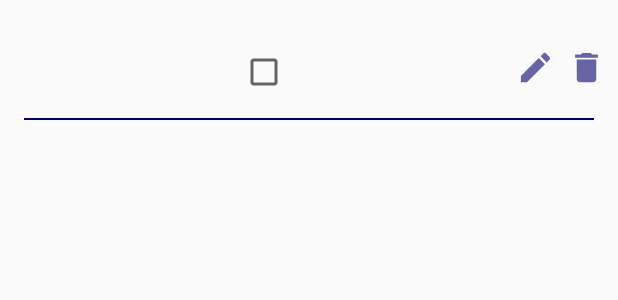
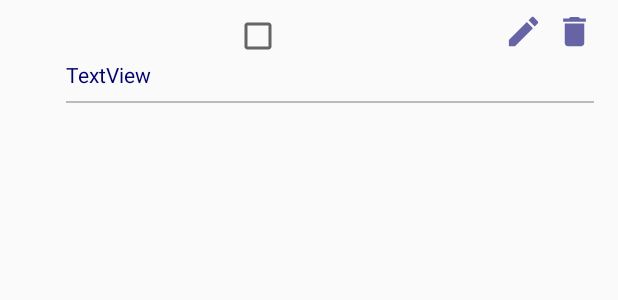
Before and after one commit to garciaguimeras/MiNauta, an Android app: the layout row_account.xml on its own in the app's theme, with its tools: preview values and no code run, on a phone screen of 412 x 824 dp. Shown: the top 300 px of the screen. Run offline under Robolectric (Android 15) with nearby library versions, the phone set to English and light mode, and no system bars.

Commit message:
Working on layout design

```diff
--- a/app/src/main/java/dev/blackcat/minauta/AppSetup.kt
+++ b/app/src/main/java/dev/blackcat/minauta/AppSetup.kt
@@ -5,7 +5,7 @@ import dev.blackcat.minauta.util.PreferencesStore
 
 class AppSetup(val context: Context) {
 
-    fun convertAccountsFrom_v1_6() {
+    fun migrateAccountsFrom_v1_6() {
         val preferencesStore = PreferencesStore(context)
         val oldAccount = preferencesStore.getOldAccountKeysAsStoredAccount()
         if (oldAccount != null) {
--- a/app/src/main/java/dev/blackcat/minauta/MiNautaApp.kt
+++ b/app/src/main/java/dev/blackcat/minauta/MiNautaApp.kt
@@ -8,7 +8,7 @@ class MiNautaApp : Application() {
         super.onCreate()
 
         val setup = AppSetup(applicationContext)
-        setup.convertAccountsFrom_v1_6()
+        setup.migrateAccountsFrom_v1_6()
     }
 
 }
--- a/app/src/main/res/layout/row_account.xml
+++ b/app/src/main/res/layout/row_account.xml
@@ -10,7 +10,7 @@
         android:id="@+id/removeImageView"
         android:layout_width="26dp"
         android:layout_height="26dp"
-        android:layout_marginEnd="8dp"
+        android:layout_marginEnd="16dp"
         android:src="@drawable/ic_action_remove"
         app:layout_constraintEnd_toEndOf="parent"
         app:layout_constraintTop_toTopOf="@+id/usernameCheckBox" />
@@ -28,28 +28,39 @@
         android:id="@+id/guideline5"
         android:layout_width="0dp"
         android:layout_height="1dp"
-        android:layout_marginStart="16dp"
+        android:layout_marginStart="44dp"
+        android:layout_marginTop="8dp"
         android:layout_marginEnd="16dp"
-        android:background="@color/nautaBlue"
+        android:layout_marginBottom="16dp"
+        android:background="@color/gray"
         android:orientation="horizontal"
         app:layout_constraintBottom_toBottomOf="parent"
         app:layout_constraintEnd_toEndOf="parent"
-        app:layout_constraintStart_toStartOf="parent" />
+        app:layout_constraintStart_toStartOf="parent"
+        app:layout_constraintTop_toBottomOf="@+id/accountTypeTextView" />
 
     <com.google.android.material.checkbox.MaterialCheckBox
         android:id="@+id/usernameCheckBox"
         android:layout_width="0dp"
         android:layout_height="wrap_content"
         android:layout_marginStart="16dp"
-        android:layout_marginTop="32dp"
+        android:layout_marginTop="8dp"
         android:layout_marginEnd="8dp"
-        android:layout_marginBottom="16dp"
         android:text=""
-        android:textSize="16sp"
         android:textColor="@color/nautaBlue"
-        app:layout_constraintBottom_toBottomOf="parent"
+        android:textSize="18sp"
+        android:textStyle="bold"
         app:layout_constraintEnd_toStartOf="@+id/editImageView"
         app:layout_constraintStart_toStartOf="parent"
         app:layout_constraintTop_toTopOf="parent" />
 
+    <TextView
+        android:id="@+id/accountTypeTextView"
+        android:layout_width="wrap_content"
+        android:layout_height="wrap_content"
+        android:layout_marginStart="44dp"
+        android:text="TextView"
+        app:layout_constraintStart_toStartOf="parent"
+        app:layout_constraintTop_toBottomOf="@+id/usernameCheckBox" />
+
 </androidx.constraintlayout.widget.ConstraintLayout>
--- a/app/src/main/res/values/colors.xml
+++ b/app/src/main/res/values/colors.xml
@@ -17,5 +17,6 @@
 
     <color name="white">#ffffff</color>
     <color name="black">#000000</color>
+    <color name="gray">#bbbbbb</color>
 
 </resources>
```
Also changed, not shown: app/src/main/java/dev/blackcat/minauta/ui/account/AccountRecyclerViewAdapter.kt (+7 -4 lines), app/src/main/res/layout/activity_account.xml (+2 -8 lines), app/src/main/res/layout/activity_main.xml (+0 -21 lines).
